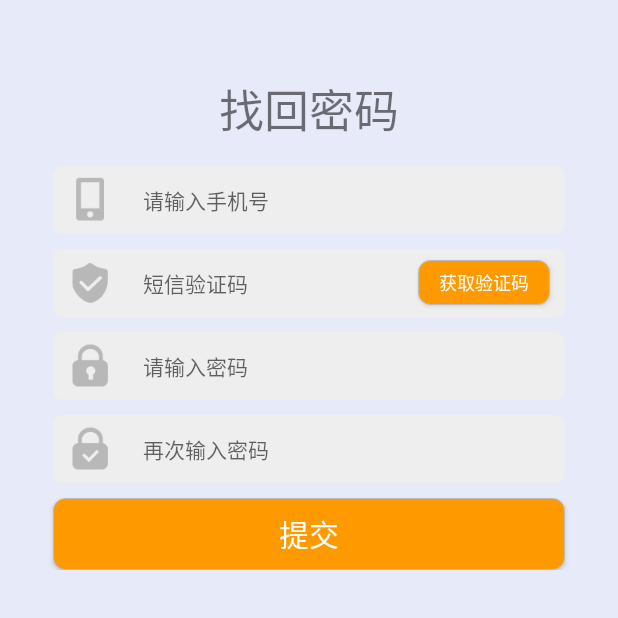
After one commit to if-time/HappyNavi_SDU, an Android app: the ResettingPasswordActivity screen opened directly, with no data from a screen before it, on a phone screen of 412 x 824 dp, the top half of it. The commit adds this screen. Run offline under Robolectric (Android 15) with nearby library versions, the phone set to English and light mode, and no system bars; our stand-ins replace CircleImageView.

Commit message:
忘记密码

```diff
--- a/app/build.gradle
+++ b/app/build.gradle
@@ -8,8 +8,8 @@ android {
         applicationId "com.trackersurvey.happynavi"
         minSdkVersion 16
         targetSdkVersion 26
-        versionCode 226
-        versionName "2.2.6"
+        versionCode 227
+        versionName "2.2.7"
         testInstrumentationRunner "android.support.test.runner.AndroidJUnitRunner"
         multiDexEnabled true
         ndk {
@@ -27,7 +27,7 @@ android {
 
 greendao {
     schemaVersion 1 //数据库版本号
-    }
+}
 
 dependencies {
     implementation fileTree(include: ['*.jar'], dir: 'libs')
--- a/app/src/main/java/com/trackersurvey/happynavi/LoginActivity.java
+++ b/app/src/main/java/com/trackersurvey/happynavi/LoginActivity.java
@@ -63,6 +63,7 @@ public class LoginActivity extends BaseActivity implements View.OnClickListener,
     public              EditText   pwdEt;
     public              CheckBox   remeber_pwd;
     public              CheckBox   agree_protocol;
+    public TextView tv_forget_pwd;
     public              TextView   appVersion;
     //public TextView forgetpassword;
     public              TextView   protocal;
@@ -138,6 +139,7 @@ public class LoginActivity extends BaseActivity implements View.OnClickListener,
         pwdEt = (EditText) findViewById(R.id.et_password);
         //remeber_pwd=(CheckBox) findViewById(R.id.checkBox);
         agree_protocol = (CheckBox) findViewById(R.id.agree);
+        tv_forget_pwd = (TextView) findViewById(R.id.tx_forget_pwd);
         //forgetpassword=(TextView) findViewById(R.id.forgetpassword);
 
         protocal = (TextView) findViewById(R.id.protocal);
@@ -146,6 +148,7 @@ public class LoginActivity extends BaseActivity implements View.OnClickListener,
         login = (Button) findViewById(R.id.btn_login);
         register.setOnClickListener(this);
         login.setOnClickListener(this);
+        tv_forget_pwd.setOnClickListener(this);
 
         /**
          * SDK连接HMS
@@ -255,6 +258,10 @@ public class LoginActivity extends BaseActivity implements View.OnClickListener,
             case R.id.btn_register:
                 Intent intent = new Intent(LoginActivity.this, RegisterActivity.class);
                 startActivity(intent);
+                break;
+            case R.id.tx_forget_pwd:
+                Intent intent_for_pwd = new Intent(LoginActivity.this, ResettingPasswordActivity.class);
+                startActivity(intent_for_pwd);
                 break;
         }
     }
--- /dev/null
+++ b/app/src/main/java/com/trackersurvey/happynavi/ResettingPasswordActivity.java
@@ -0,0 +1,186 @@
+package com.trackersurvey.happynavi;
+
+import android.content.SharedPreferences;
+import android.os.CountDownTimer;
+import android.support.v7.app.ActionBar;
+import android.support.v7.app.AppCompatActivity;
+import android.os.Bundle;
+import android.support.v7.widget.RecyclerView;
+import android.util.Log;
+import android.view.View;
+import android.widget.Button;
+import android.widget.EditText;
+import android.widget.ImageView;
+import android.widget.LinearLayout;
+import android.widget.PopupWindow;
+import android.widget.RelativeLayout;
+import android.widget.Toast;
+
+import com.trackersurvey.http.GetMsgCodeRequest;
+import com.trackersurvey.http.RegisterRequest;
+import com.trackersurvey.http.ResponseData;
+import com.trackersurvey.util.MD5Util;
+
+import java.io.IOException;
+import java.util.List;
+
+public class ResettingPasswordActivity extends AppCompatActivity implements View.OnClickListener {
+
+    private Button getIdentifyCode;
+    MyCountDownTimer myCountDownTimer;
+    private EditText inputPhone;
+    private EditText inputMessage;
+    private EditText inputPassword;
+    private EditText confirmPassword;
+    private Button commit;
+
+    private SharedPreferences sp;
+
+    private String phonenum;
+
+    @Override
+    protected void onCreate(Bundle savedInstanceState) {
+        super.onCreate(savedInstanceState);
+        setContentView(R.layout.activity_resetting_password);
+        // 隐藏标题栏
+        ActionBar actionBar = getSupportActionBar();
+        if (actionBar != null){
+            actionBar.hide();
+        }
+        sp = getSharedPreferences("config", MODE_PRIVATE);//私有参数
+        phonenum = sp.getString("lastInputID", "");
+        inputPhone = (EditText) findViewById(R.id.input_resetting_phone);
+        inputPhone.setText(phonenum);
+
+        inputMessage = (EditText) findViewById(R.id.input_verify_code);
+        inputPassword = (EditText) findViewById(R.id.input_resetting_password);
+        confirmPassword = (EditText) findViewById(R.id.input_confirm_password);
+
+
+        commit = (Button) findViewById(R.id.commit_button);
+        commit.setOnClickListener(this);
+
+        //new倒计时对象,总共的时间,每隔多少秒更新一次时间
+        myCountDownTimer = new MyCountDownTimer(60000,1000);
+        getIdentifyCode = (Button) findViewById(R.id.get_identify_code);
+        getIdentifyCode.setOnClickListener(this);
+
+    }
+
+    @Override
+    public void onClick(View v) {
+        switch (v.getId()){
+            case R.id.get_identify_code:
+                Log.i("RegisterInputPassword", "获取");
+                myCountDownTimer.start();
+                GetMsgCodeRequest getMsgCodeRequest = new GetMsgCodeRequest(inputPhone.getText().toString());
+                getMsgCodeRequest.requestHttpData(new ResponseData() {
+                    @Override
+                    public void onResponseData(boolean isSuccess, String code, Object responseObject, final String msg) throws IOException {
+                        if (isSuccess) {
+                            switch (code) {
+                                case "0":
+                                    runOnUiThread(new Runnable() {
+                                        @Override
+                                        public void run() {
+                                            Toast.makeText(ResettingPasswordActivity.this, "获取验证码成功！", Toast.LENGTH_SHORT).show();
+                                        }
+                                    });
+                                    break;
+                                case "12":
+                                    // 手机号格式不正确,请使用中国大陆运营商正确手机号码!
+                                    runOnUiThread(new Runnable() {
+                                        @Override
+                                        public void run() {
+                                            Toast.makeText(ResettingPasswordActivity.this, msg, Toast.LENGTH_SHORT).show();
+                                        }
+                                    });
+                                    break;
+                                case "13":
+                                    // 手机验证码发送失败,请稍后再试!
+                                    runOnUiThread(new Runnable() {
+                                        @Override
+                                        public void run() {
+                                            Toast.makeText(ResettingPasswordActivity.this, msg, Toast.LENGTH_SHORT).show();
+                                        }
+                                    });
+                                    break;
+                            }
+                        } else {
+                            Toast.makeText(ResettingPasswordActivity.this, "请求超时", Toast.LENGTH_SHORT).show();
+                        }
+                    }
+                });
+                break;
+            case R.id.commit_button:
+                String uid = inputPhone.getText().toString();
+                String pwd = inputPassword.getText().toString();
+                String confirmPwd = confirmPassword.getText().toString();
+                String yzm = inputMessage.getText().toString();
+                String pwdMD5 = MD5Util.string2MD5(pwd);
+                if (yzm.equals("")) {
+                    Toast.makeText(this, "请输入验证码", Toast.LENGTH_SHORT).show();
+                } else if (pwd.equals("")) {
+                    Toast.makeText(this, "请输入密码", Toast.LENGTH_SHORT).show();
+                } else if (!confirmPwd.equals(pwd)) {
+                    Toast.makeText(this, "您两次输入的密码不一致，请重新输入", Toast.LENGTH_SHORT).show();
+                } else {
+                    RegisterRequest registerRequest = new RegisterRequest(uid, pwdMD5.toUpperCase(), yzm);
+                    registerRequest.requestHttpData(new ResponseData() {
+                        public void onResponseData(boolean isSuccess, String code, Object responseObject, final String msg) throws IOException {
+                            if (isSuccess) {
+                                runOnUiThread(new Runnable() {
+                                    @Override
+                                    public void run() {
+                                        Toast.makeText(ResettingPasswordActivity.this, "重置密码成功！", Toast.LENGTH_SHORT).show();
+                                        finish();
+                                    }
+                                });
+                            }else {
+                                runOnUiThread(new Runnable() {
+                                    @Override
+                                    public void run() {
+                                        Toast.makeText(ResettingPasswordActivity.this, "重置密码失败！", Toast.LENGTH_SHORT).show();
+                                    }
+                                });
+                            }
+                        }
+                    });
+                    Log.i("Resetting", inputPhone.getText().toString() + "_" + inputPassword.getText().toString() + "_" + inputMessage.getText().toString());
+                }
+                break;
+
+        }
+    }
+
+    private class MyCountDownTimer extends CountDownTimer {
+
+        /**
+         * @param millisInFuture    The number of millis in the future from the call
+         *                          to {@link #start()} until the countdown is done and {@link #onFinish()}
+         *                          is called.
+         * @param countDownInterval The interval along the way to receive
+         *                          {@link #onTick(long)} callbacks.
+         */
+        public MyCountDownTimer(long millisInFuture, long countDownInterval) {
+            super(millisInFuture, countDownInterval);
+        }
+
+        //计时过程
+        @Override
+        public void onTick(long millisUntilFinished) {
+            //防止计时过程中重复点击
+            getIdentifyCode.setClickable(false);
+            getIdentifyCode.setText(millisUntilFinished/1000 + "秒" + "后重新获取");
+        }
+
+        //计时完毕的方法
+        @Override
+        public void onFinish() {
+            //重新给Button设置文字
+            getIdentifyCode.setText("重新获取验证码");
+            //设置可点击
+            getIdentifyCode.setClickable(true);
+        }
+    }
+}
--- /dev/null
+++ b/app/src/main/res/drawable/shape_corner_gray.xml
@@ -0,0 +1,9 @@
+<?xml version="1.0" encoding="utf-8"?>
+<shape xmlns:android="http://schemas.android.com/apk/res/android">
+    <solid android:color="@color/gray_eeeeee" />
+    <corners android:topLeftRadius="5dp"
+        android:topRightRadius="5dp"
+        android:bottomRightRadius="5dp"
+        android:bottomLeftRadius="5dp"/>
+    <stroke android:width="1dp" android:color="@color/gray_eeeeee" />
+</shape>
--- a/app/src/main/res/layout/activity_login.xml
+++ b/app/src/main/res/layout/activity_login.xml
@@ -55,12 +55,22 @@
         android:inputType="textPassword"
         android:textSize="15sp"/>
 
+    <TextView
+        android:id="@+id/tx_forget_pwd"
+        android:layout_width="wrap_content"
+        android:layout_height="wrap_content"
+        android:layout_marginTop="15dp"
+        android:layout_gravity="end"
+        android:layout_marginRight="50dp"
+        android:text="忘记密码？"
+        android:textSize="16sp" />
+
     <LinearLayout
         android:layout_width="match_parent"
         android:layout_height="wrap_content"
         android:orientation="horizontal"
         android:layout_marginLeft="40dp"
-        android:layout_marginTop="40dp"
+        android:layout_marginTop="10dp"
         android:layout_marginRight="40dp">
         <CheckBox
             android:id="@+id/agree"
--- /dev/null
+++ b/app/src/main/res/layout/activity_resetting_password.xml
@@ -0,0 +1,281 @@
+<?xml version="1.0" encoding="utf-8"?>
+<LinearLayout xmlns:android="http://schemas.android.com/apk/res/android"
+    android:layout_width="match_parent"
+    android:layout_height="match_parent"
+    android:orientation="vertical"
+    android:background="#E7EAF9">
+
+    <ScrollView
+        android:layout_width="match_parent"
+        android:layout_height="match_parent"
+        android:scrollbars="none">
+
+        <LinearLayout
+            android:layout_width="match_parent"
+            android:layout_height="match_parent"
+            android:orientation="vertical">
+
+            <TextView
+                android:layout_width="wrap_content"
+                android:layout_height="wrap_content"
+                android:text="@string/input_password_identify_code"
+                android:textSize="30sp"
+                android:layout_gravity="center"
+                android:layout_marginTop="50dp"
+                android:layout_marginBottom="15dp"/>
+
+            <LinearLayout
+                android:id="@+id/login_phone"
+                android:layout_width="match_parent"
+                android:layout_height="45dp"
+                android:layout_marginLeft="35dp"
+                android:layout_marginRight="35dp"
+                android:orientation="horizontal"
+                android:background="@drawable/shape_corner_gray">
+
+                <!--<TextView
+                    android:id="@+id/phone_label"
+                    android:layout_width="wrap_content"
+                    android:layout_height="wrap_content"
+                    android:layout_gravity="center"
+                    android:text="@string/phone_label"
+                    android:layout_marginLeft="10dp"/>-->
+
+                <ImageView
+                    android:layout_width="wrap_content"
+                    android:layout_height="wrap_content"
+                    android:layout_gravity="center"
+                    android:layout_marginLeft="10dp"
+                    android:layout_marginRight="10dp"
+                    android:src="@mipmap/login_phone" />
+
+                <EditText
+                    android:id="@+id/input_resetting_phone"
+                    android:layout_width="0dp"
+                    android:layout_height="match_parent"
+                    android:layout_weight="1"
+                    android:layout_marginLeft="10dp"
+                    android:inputType="phone"
+                    android:maxLength="11"
+                    android:layout_gravity="center"
+                    android:background="#0000"
+                    android:textSize="14sp"
+                    android:hint="@string/hint_phone"/>
+
+                <!--<ImageView
+                    android:id="@+id/iv_del_item"
+                    android:layout_width="35dp"
+                    android:layout_height="35dp"
+                    android:visibility="invisible"
+                    android:onClick="onClick"
+                    android:padding="10dp"
+                    android:src="@drawable/delete_account"
+                    android:layout_gravity="center"/>-->
+                <!--<RelativeLayout-->
+                    <!--android:id="@+id/history_account"-->
+                    <!--android:layout_width="45dp"-->
+                    <!--android:layout_height="match_parent"-->
+                    <!--android:layout_gravity="center">-->
+
+                <!--</RelativeLayout>-->
+
+            </LinearLayout>
+
+            <!--分割线-->
+            <TextView
+                android:layout_width="match_parent"
+                android:layout_height="10dp" />
+
+            <!--获取验证码-->
+            <LinearLayout
+                android:id="@+id/verify_layout"
+                android:layout_width="match_parent"
+                android:layout_height="45dp"
+                android:orientation="horizontal"
+                android:layout_marginLeft="35dp"
+                android:layout_marginRight="35dp">
+
+                <LinearLayout
+                    android:id="@+id/input_verify_layout"
+                    android:layout_width="0dp"
+                    android:layout_height="match_parent"
+                    android:layout_weight="2"
+                    android:orientation="horizontal"
+                    android:layout_gravity="center"
+                    android:background="@drawable/shape_corner_gray">
+
+                    <!--<TextView
+                        android:id="@+id/verify_code_label"
+                        android:layout_width="wrap_content"
+                        android:layout_height="wrap_content"
+                        android:layout_gravity="center"
+                        android:text="验  证  码"
+                        android:layout_marginLeft="10dp"/>-->
+
+                    <ImageView
+                        android:layout_width="wrap_content"
+                        android:layout_height="wrap_content"
+                        android:layout_gravity="center"
+                        android:layout_marginLeft="10dp"
+                        android:layout_marginRight="10dp"
+                        android:src="@mipmap/verify_code"/>
+
+                    <EditText
+                        android:id="@+id/input_verify_code"
+                        android:layout_width="0dp"
+                        android:layout_height="match_parent"
+                        android:layout_weight="1"
+                        android:layout_marginLeft="10dp"
+                        android:inputType="phone"
+                        android:maxLength="11"
+                        android:layout_gravity="center"
+                        android:background="#0000"
+                        android:textSize="14sp"
+                        android:hint="@string/hint_verify"/>
+
+                    <Button
+                        android:id="@+id/get_identify_code"
+                        android:layout_width="wrap_content"
+                        android:layout_height="30dp"
+                        android:layout_gravity="center"
+                        android:text="@string/get_verify"
+                        android:textColor="@color/white"
+                        android:textSize="12sp"
+                        android:background="@drawable/shape_corner_get_vrf_btn"
+                        android:layout_marginRight="10dp"/>
+
+                </LinearLayout>
+
+                <!--<RelativeLayout
+                    android:layout_width="0dp"
+                    android:layout_height="match_parent"
+                    android:layout_weight="1"
+                    android:layout_gravity="center">
+
+                    <Button
+                        android:id="@+id/get_identify_code"
+                        android:layout_width="wrap_content"
+                        android:layout_height="wrap_content"
+                        android:layout_centerInParent="true"
+                        android:text="@string/get_verify"
+                        android:textColor="@color/white"
+                        android:textSize="12sp"
+                        android:background="@drawable/shape_corner_orange"/>
+
+                </RelativeLayout>-->
+
+            </LinearLayout>
+
+            <!--分割线-->
+            <TextView
+                android:layout_width="match_parent"
+                android:layout_height="10dp" />
+
+            <!--重置密码-->
+            <LinearLayout
+                android:id="@+id/resetting_password_layout"
+                android:layout_width="match_parent"
+                android:layout_height="45dp"
+                android:layout_marginLeft="35dp"
+                android:layout_marginRight="35dp"
+                android:orientation="horizontal"
+                android:background="@drawable/shape_corner_gray">
+
+                <!--<TextView
+                    android:id="@+id/resetting_password_label"
+                    android:layout_width="60dp"
+                    android:layout_height="wrap_content"
+                    android:layout_gravity="center"
+                    android:text="@string/resetting_password_label"
+                    android:layout_marginLeft="10dp"/>-->
+
+                <ImageView
+                    android:layout_width="wrap_content"
+                    android:layout_height="wrap_content"
+                    android:layout_gravity="center"
+                    android:layout_marginLeft="10dp"
+                    android:layout_marginRight="10dp"
+                    android:src="@mipmap/register_pwd"/>
+
+                <EditText
+                    android:id="@+id/input_resetting_password"
+                    android:layout_width="0dp"
+                    android:layout_height="match_parent"
+                    android:layout_weight="1"
+                    android:layout_marginLeft="10dp"
+                    android:inputType="textPassword"
+                    android:maxLength="11"
+                    android:layout_gravity="center"
+                    android:background="#0000"
+                    android:textSize="14sp"
+                    android:hint="@string/hint_password"/>
+
+
+
+            </LinearLayout>
+
+            <!--分割线-->
+            <TextView
+                android:layout_width="match_parent"
+                android:layout_height="10dp" />
+
+            <!--输入密码-->
+            <LinearLayout
+                android:id="@+id/confirm_password"
+                android:layout_width="match_parent"
+                android:layout_height="45dp"
+                android:layout_marginLeft="35dp"
+                android:layout_marginRight="35dp"
+                android:orientation="horizontal"
+                android:background="@drawable/shape_corner_gray">
+
+                <!--<TextView
+                    android:id="@+id/confirm_password_label"
+                    android:layout_width="60dp"
+                    android:layout_height="wrap_content"
+                    android:layout_gravity="center"
+                    android:text="确认密码"
+                    android:layout_marginLeft="10dp"/>-->
+
+                <ImageView
+                    android:layout_width="wrap_content"
+                    android:layout_height="wrap_content"
+                    android:layout_gravity="center"
+                    android:layout_marginLeft="10dp"
+                    android:layout_marginRight="10dp"
+                    android:src="@mipmap/register_pwd_again"/>
+
+                <EditText
+                    android:id="@+id/input_confirm_password"
+                    android:layout_width="0dp"
+                    android:layout_height="match_parent"
+                    android:layout_weight="1"
+                    android:layout_marginLeft="10dp"
+                    android:inputType="textPassword"
+                    android:maxLength="11"
+                    android:layout_gravity="center"
+                    android:background="#0000"
+                    android:textSize="14sp"
+                    android:hint="@string/hint_password_again"/>
+
+
+            </LinearLayout>
+
+            <Button
+                android:id="@+id/commit_button"
+                android:layout_width="match_parent"
+                android:layout_height="wrap_content"
+                android:layout_marginLeft="35dp"
+                android:layout_marginRight="35dp"
+                android:text="@string/submit"
+                android:textSize="20sp"
+                android:textColor="@color/white"
+                android:background="@drawable/shape_corner_complete_btn"
+                android:layout_marginTop="10dp"
+                />
+
+        </LinearLayout>
+
+    </ScrollView>
+
+</LinearLayout>
--- a/app/src/main/res/values/colors.xml
+++ b/app/src/main/res/values/colors.xml
@@ -27,4 +27,6 @@
     <color name="driveTrace">#FF6C00</color>
     <color name="trainTrace">#FF0000</color>
     <color name="otherTrace">#E11AED</color>
+
+    <color name="gray_eeeeee">#eeeeee</color>
 </resources>
--- a/app/src/main/res/values/strings.xml
+++ b/app/src/main/res/values/strings.xml
@@ -543,7 +543,12 @@
     <string name="altitude">海拔:</string>
 
     <string name="action_settings">设置</string>
-
+    <string name="input_password_identify_code">找回密码</string>
+    <string name="hint_phone">请输入手机号</string>
+    <string name="hint_verify">短信验证码</string>
+    <string name="get_verify">获取验证码</string>
+    <string name="hint_password">请输入密码</string>
+    <string name="hint_password_again">再次输入密码</string>
     <string-array name="sex">
         <item>保密</item>
         <item>男</item>
```
Also changed, not shown: app/src/main/AndroidManifest.xml (+6 -5 lines), app/src/main/res/mipmap-xhdpi/login_phone.png (added), app/src/main/res/mipmap-xhdpi/register_pwd.png (added), app/src/main/res/mipmap-xhdpi/register_pwd_again.png (added), app/src/main/res/mipmap-xhdpi/verify_code.png (added), app/src/main/res/mipmap-xxhdpi/login_bg.jpg (added), app/src/main/res/mipmap-xxxhdpi/login_bg.jpg (added), 2 other files.
